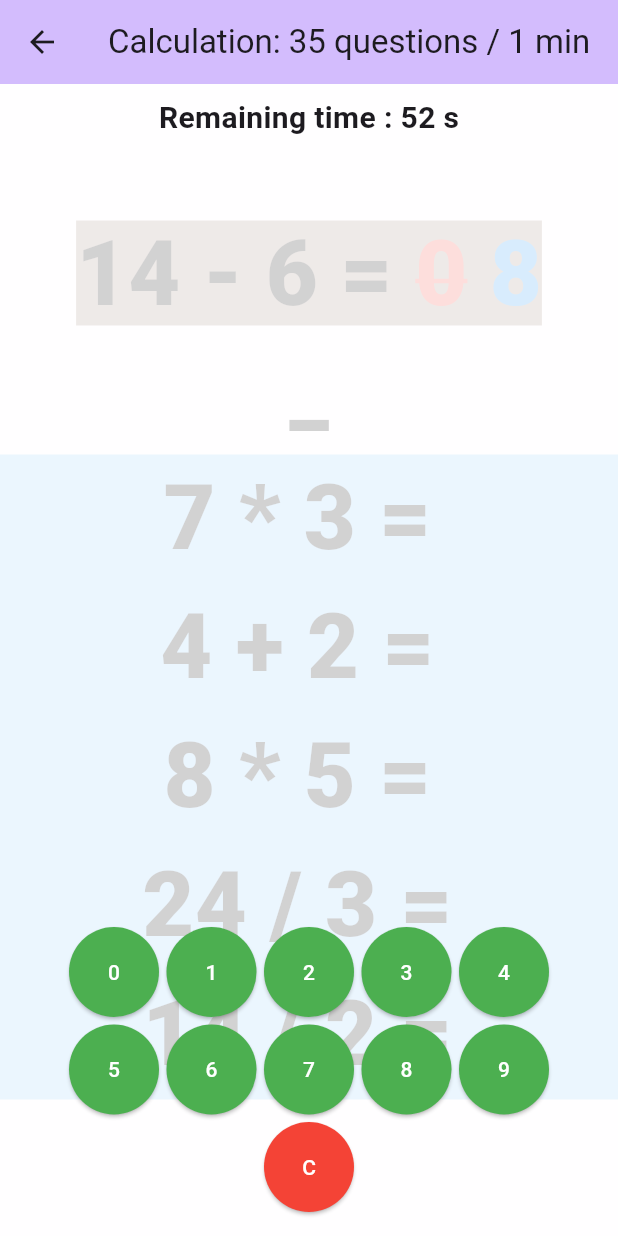
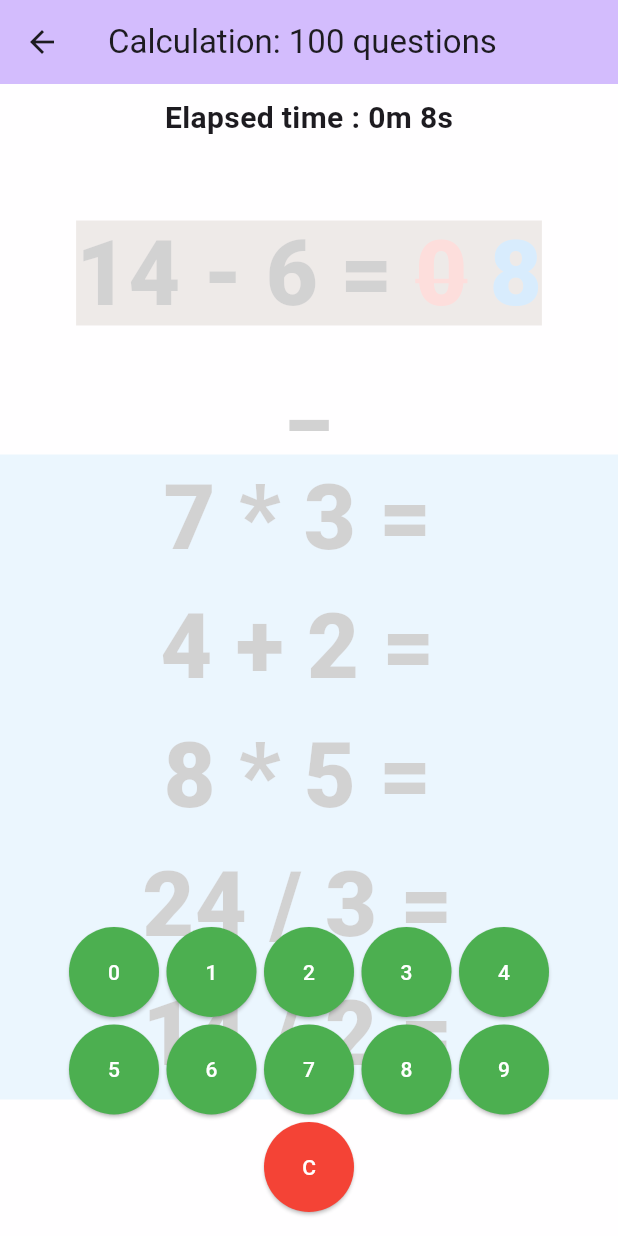
Before and after one commit to loloof64/ChainArithmetics, a Flutter app: the ExerciseSessionWidget screen opened directly, after a tap on an icon or button, on a phone screen of 412 x 824 dp. Run offline on Flutter 3.47's test engine with Material 3 defaults, Android fonts, the phone set to English and light mode, and no system bars; drawn by our look-alikes of animated_list_plus; our stand-ins replace audioplayers; missing offline and left inert: slang; generated files the repository leaves out were written again.

Commit message:
feat: add 100 questions mode

```diff
--- a/assets/i18n/en.i18n.json
+++ b/assets/i18n/en.i18n.json
@@ -3,7 +3,11 @@
     "common": {
       "timeout": "Timeout !",
       "remaining_time": "Remaining time : $remainingTimeSec s",
-      "penalty": "Penalty: $penaltyCount * ${penaltyTimeSeconds}s = ${totalPenaltyTimeSeconds}s"
+      "elapsed_time": "Elapsed time : ${elapsedMinutes}m ${elapedSeconds}s",
+      "penalty": {
+        "one_minute_mode": "Penalty: $penaltyCount * ${penaltyTimeSeconds}s = ${totalPenaltyTimeSeconds}s",
+        "one_hundred_questions_mode": "Penalty: $penaltyCount * ${penaltyTimeSeconds}s = ${totalPenaltyTimeMinutes}m ${totalPenaltyTimeSeconds}s"
+      }
     },
     "home": {
       "title": "Home",
@@ -18,7 +22,7 @@
         "gotoOneHundredQuestions": "100 questions"
       },
       "thirtyQuestions": {
-        "title": "Calculation: 35 questions / 1 min"
+        "title": "Calculation: $oneMinuteModeQuestionsCount questions / 1 min"
       },
       "oneHundredQuestions": {
         "title": "Calculation: 100 questions"
--- a/assets/i18n/es.i18n.json
+++ b/assets/i18n/es.i18n.json
@@ -3,7 +3,11 @@
     "common": {
       "timeout": "¡Tiempo agotado!",
       "remaining_time": "Tiempo restante: $remainingTimeSec s",
-      "penalty": "Penalización: $penaltyCount * ${penaltyTimeSeconds}s = ${totalPenaltyTimeSeconds}s"
+      "elapsed_time": "Tiempo transcurrido: ${elapsedMinutes}m ${elapedSeconds}s",
+      "penalty": {
+        "one_minute_mode": "Penalización: $penaltyCount * ${penaltyTimeSeconds}s = ${totalPenaltyTimeSeconds}s",
+        "one_hundred_questions_mode": "Penalización: $penaltyCount * ${penaltyTimeSeconds}s = ${totalPenaltyTimeMinutes}m ${totalPenaltyTimeSeconds}s"
+      }
     },
     "home": {
       "title": "Inicio",
@@ -18,7 +22,7 @@
         "gotoOneHundredQuestions": "100 preguntas"
       },
       "thirtyQuestions": {
-        "title": "Cálculo: 35 preguntas / 1 min"
+        "title": "Cálculo: $oneMinuteModeQuestionsCount preguntas / 1 min"
       },
       "oneHundredQuestions": {
         "title": "Cálculo: 100 preguntas "
--- a/assets/i18n/fr.i18n.json
+++ b/assets/i18n/fr.i18n.json
@@ -3,7 +3,11 @@
     "common": {
       "timeout": "Temps écoulé !",
       "remaining_time": "Temps restant : $remainingTimeSec s",
-      "penalty": "Penalité: $penaltyCount * ${penaltyTimeSeconds}s = ${totalPenaltyTimeSeconds}s"
+      "elapsed_time": "Temps utilisé : ${elapsedMinutes}m ${elapedSeconds}s",
+      "penalty": {
+        "one_minute_mode": "Pénalité: $penaltyCount * ${penaltyTimeSeconds}s = ${totalPenaltyTimeSeconds}s",
+        "one_hundred_questions_mode": "Pénalité: $penaltyCount * ${penaltyTimeSeconds}s = ${totalPenaltyTimeMinutes}m ${totalPenaltyTimeSeconds}s"
+      }
     },
     "home": {
       "title": "Accueil",
@@ -18,7 +22,7 @@
         "gotoOneHundredQuestions": "100 questions"
       },
       "thirtyQuestions": {
-        "title": "Calcul: 35 questions / 1 min"
+        "title": "Calcul: $oneMinuteModeQuestionsCount questions / 1 min"
       },
       "oneHundredQuestions": {
         "title": "Calcul: 100 questions"
--- a/lib/core/generators/operations/standard_generator.dart
+++ b/lib/core/generators/operations/standard_generator.dart
@@ -1,6 +1,6 @@
 import 'package:chain_arithmetics/core/generators/operations/operation.dart';
-
-const questionsCount = 35;
+import 'package:chain_arithmetics/widgets/constants.dart';
+import 'package:chain_arithmetics/widgets/exercise_session/exercise_session.dart';
 
 class StandardGenerator {
   final List<Operation> operations;
@@ -13,7 +13,10 @@ class StandardGenerator {
     return operations.map((e) => e.questionRepr()).join("\n");
   }
 
-  factory StandardGenerator.generate() {
+  factory StandardGenerator.generate(Mode mode) {
+    final questionsCount = mode == Mode.oneMinute
+        ? oneMinuteModeQuestionsCount
+        : 100;
     var operationsList = <Operation>[];
     for (var i = 0; i < questionsCount; i++) {
       operationsList.add(Operation.randomOperation());
--- a/lib/pages/standard_exercises/one_hundred_questions.dart
+++ b/lib/pages/standard_exercises/one_hundred_questions.dart
@@ -9,6 +9,7 @@ class OneHundredQuestionsStandardPage extends StatelessWidget {
   Widget build(BuildContext context) {
     return ExerciseSessionWidget(
       title: t.pages.standard_exercises.oneHundredQuestions.title,
+      mode: Mode.questionsCount100,
     );
   }
 }
--- a/lib/pages/standard_exercises/thirty_questions.dart
+++ b/lib/pages/standard_exercises/thirty_questions.dart
@@ -1,4 +1,5 @@
 import 'package:chain_arithmetics/gen/strings.g.dart';
+import 'package:chain_arithmetics/widgets/constants.dart';
 import 'package:chain_arithmetics/widgets/exercise_session/exercise_session.dart';
 import 'package:flutter/material.dart';
 
@@ -8,7 +9,10 @@ class ThirtyQuestionsStandardPage extends StatelessWidget {
   @override
   Widget build(BuildContext context) {
     return ExerciseSessionWidget(
-      title: t.pages.standard_exercises.thirtyQuestions.title,
+      title: t.pages.standard_exercises.thirtyQuestions.title(
+        oneMinuteModeQuestionsCount: oneMinuteModeQuestionsCount,
+      ),
+      mode: Mode.oneMinute,
     );
   }
 }
--- a/lib/widgets/constants.dart
+++ b/lib/widgets/constants.dart
@@ -1,12 +1,20 @@
 import 'package:chain_arithmetics/core/generators/operations/operation.dart';
+import 'package:flutter/material.dart';
 
 const commonFontSize = 60.0;
 const commonFontWeight = 900;
 const maxBufferOperations = 5;
 const penaltyTimeSeconds = 5;
+const oneMinuteModeQuestionsCount = 35;
 final dummyOperation = Operation(
   operand_1: 0,
   operand_2: 0,
   result: 0,
   relatedOperator: Operator.add,
 );
+
+const flagTooltipDurationMs = 800;
+const penaltyTooltipDurationMs = 600;
+const maxAllocatedTimeMinutes = 5;
+final flagTooltipOffset = Offset(30, 100);
+final penaltyTooltipOffset = Offset(300, 100);
--- a/lib/widgets/exercise_session/exercise_session.dart
+++ b/lib/widgets/exercise_session/exercise_session.dart
@@ -12,14 +12,17 @@ import 'package:chain_arithmetics/widgets/exercise_session/question_answer.dart'
 import 'package:chain_arithmetics/widgets/exercise_session/questions_buffer.dart';
 import 'package:flutter/material.dart';
 
-const flagTooltipDurationMs = 800;
-const penaltyTooltipDurationMs = 600;
-final flagTooltipOffset = Offset(30, 100);
-final penaltyTooltipOffset = Offset(300, 100);
+enum Mode { oneMinute, questionsCount100 }
 
 class ExerciseSessionWidget extends StatefulWidget {
   final String title;
-  const ExerciseSessionWidget({super.key, required this.title});
+  final Mode mode;
+
+  const ExerciseSessionWidget({
+    super.key,
+    required this.title,
+    required this.mode,
+  });
 
   @override
   State<ExerciseSessionWidget> createState() => _ExerciseSessionWidgetState();
@@ -27,8 +30,10 @@ class ExerciseSessionWidget extends StatefulWidget {
 
 class _ExerciseSessionWidgetState extends State<ExerciseSessionWidget> {
   Timer? _timer;
-  int _remainingSeconds = 60;
-  StandardGenerator _currentOperations = StandardGenerator.generate();
+  int _timeInSeconds = 60;
+  StandardGenerator _currentOperations = StandardGenerator.generate(
+    Mode.oneMinute,
+  );
   int _firstOperationIndex = 0;
   int? _previousAnswer;
   int _currentAnswer = 0;
@@ -55,13 +60,13 @@ class _ExerciseSessionWidgetState extends State<ExerciseSessionWidget> {
   void _generateExercise() {
     _timer?.cancel();
     setState(() {
-      _currentOperations = StandardGenerator.generate();
+      _currentOperations = StandardGenerator.generate(widget.mode);
       _answers = [];
       _firstOperationIndex = 0;
       _previousAnswer = null;
       _timeout = false;
       _penaltiesCount = 0;
-      _remainingSeconds = 60;
+      _timeInSeconds = widget.mode == Mode.oneMinute ? 60 : 0;
     });
     _updateBuffer();
     _timer = Timer.periodic(const Duration(seconds: 1), (timer) async {
@@ -69,11 +74,11 @@ class _ExerciseSessionWidgetState extends State<ExerciseSessionWidget> {
         timer.cancel();
         return;
       }
-      if (_remainingSeconds > 0) {
-        setState(() {
-          _remainingSeconds--;
-        });
-      } else {
+      final timeout =
+          (widget.mode == Mode.oneMinute && _timeInSeconds <= 0) ||
+          ((widget.mode == Mode.questionsCount100) &&
+              (_timeInSeconds >= (60 * maxAllocatedTimeMinutes)));
+      if (timeout) {
         setState(() {
           _timeout = true;
         });
@@ -85,14 +90,19 @@ class _ExerciseSessionWidgetState extends State<ExerciseSessionWidget> {
             builder: (ctx2) {
               return SummaryPage(
                 title: widget.title,
-                remainingTimeSeconds: _remainingSeconds,
+                lastTimeStateSeconds: _timeInSeconds,
                 penaltyCount: _penaltiesCount,
                 questions: _currentOperations.relatedOperations(),
                 userAnswers: _answers,
+                mode: widget.mode,
               );
             },
           ),
         );
+      } else {
+        setState(() {
+          _timeInSeconds += widget.mode == Mode.oneMinute ? -1 : 1;
+        });
       }
     });
   }
@@ -220,7 +230,8 @@ class _ExerciseSessionWidgetState extends State<ExerciseSessionWidget> {
         );
         setState(() {
           _penaltiesCount++;
-          _remainingSeconds -= penaltyTimeSeconds;
+          _timeInSeconds +=
+              penaltyTimeSeconds * (widget.mode == Mode.oneMinute ? -1 : 1);
         });
       }
       setState(() {
@@ -249,10 +260,11 @@ class _ExerciseSessionWidgetState extends State<ExerciseSessionWidget> {
           builder: (ctx2) {
             return SummaryPage(
               title: widget.title,
-              remainingTimeSeconds: _remainingSeconds,
+              lastTimeStateSeconds: _timeInSeconds,
               penaltyCount: _penaltiesCount,
               questions: _currentOperations.relatedOperations(),
               userAnswers: _answers,
+              mode: widget.mode,
             );
           },
         ),
@@ -264,6 +276,18 @@ class _ExerciseSessionWidgetState extends State<ExerciseSessionWidget> {
     setState(() {
       _currentAnswer = 0;
     });
+  }
+
+  String timeString() {
+    if (widget.mode == Mode.oneMinute) {
+      return t.pages.common.remaining_time(remainingTimeSec: _timeInSeconds);
+    }
+    final timeMinutes = (_timeInSeconds / 60).floor();
+    final timeSeconds = _timeInSeconds % 60;
+    return t.pages.common.elapsed_time(
+      elapsedMinutes: timeMinutes,
+      elapedSeconds: timeSeconds,
+    );
   }
 
   @override
@@ -307,37 +331,7 @@ class _ExerciseSessionWidgetState extends State<ExerciseSessionWidget> {
                 ),
               ],
             ),
-            _isExerciseOver()
-                ? Center(
-                    child: Container(
-                      width: double.infinity,
-                      height: double.infinity,
-                      color: Colors.white.withAlpha(210),
-                      child: Column(
-                        mainAxisSize: MainAxisSize.max,
-                        mainAxisAlignment: MainAxisAlignment.center,
-                        crossAxisAlignment: CrossAxisAlignment.center,
-                        children: [
-                          if (_timeout)
-                            Text(
-                              t.pages.common.timeout,
-                              style: TextStyle(fontSize: 30),
-                            ),
-                          if (!_timeout)
-                            Text(
-                              t.pages.common.remaining_time(
-                                remainingTimeSec: _remainingSeconds,
-                              ),
-                              style: const TextStyle(
-                                fontSize: 20,
-                                fontWeight: FontWeight.bold,
-                              ),
-                            ),
-                        ],
-                      ),
-                    ),
-                  )
-                : Container(
+            Container(
               height: double.infinity,
               color: Colors.white.withAlpha(210),
               child: Padding(
@@ -348,9 +342,7 @@ class _ExerciseSessionWidgetState extends State<ExerciseSessionWidget> {
                     Padding(
                       padding: const EdgeInsets.all(8.0),
                       child: Text(
-                              t.pages.common.remaining_time(
-                                remainingTimeSec: _remainingSeconds,
-                              ),
+                        timeString(),
                         style: const TextStyle(
                           fontSize: 20,
                           fontWeight: FontWeight.bold,
@@ -358,8 +350,7 @@ class _ExerciseSessionWidgetState extends State<ExerciseSessionWidget> {
                       ),
                     ),
                     DigitalKeyboardWidget(
-                            insertDigit: (digit) =>
-                                _insertDigit(digit, context),
+                      insertDigit: (digit) => _insertDigit(digit, context),
                       clearSelection: _clearSelection,
                     ),
                   ],
```
Also changed, not shown: lib/pages/standard_exercises/exercise_session.dart (deleted, +0 -14 lines), lib/pages/standard_exercises/summary.dart (+46 -12 lines), lib/gen/strings.g.dart, lib/gen/strings_en.g.dart, lib/gen/strings_es.g.dart, lib/gen/strings_fr.g.dart. Lines whose indentation alone changed are shown as unchanged.
